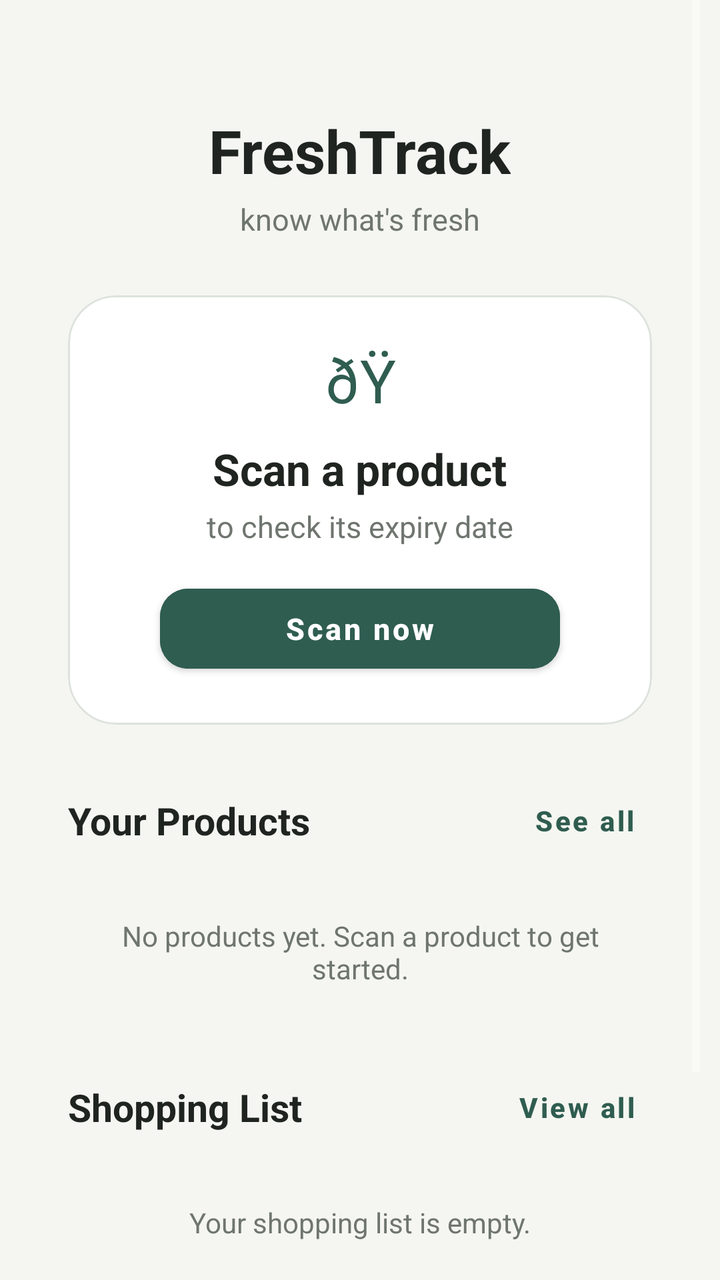
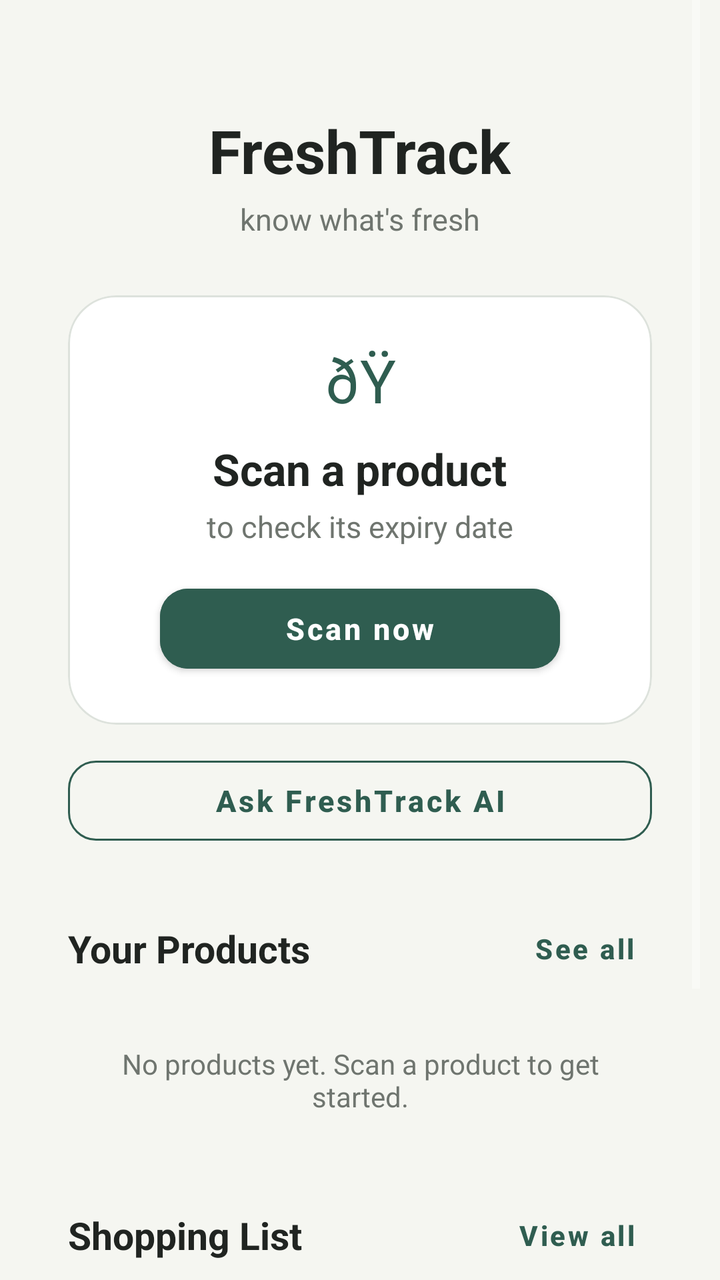

Two renders of the same Android screen: before a commit and after it. Below are the layout's source before the change and the commit's diff.
<!-- AndroidManifest.xml: activity theme Theme.OcrTest -->
<!-- res/layout/activity_main.xml -->
<?xml version="1.0" encoding="utf-8"?>
<FrameLayout
    xmlns:android="http://schemas.android.com/apk/res/android"
    xmlns:app="http://schemas.android.com/apk/res-auto"
    android:layout_width="match_parent"
    android:layout_height="match_parent"
    android:background="@color/background_dark">

    <ScrollView
        android:layout_width="match_parent"
        android:layout_height="match_parent"
        android:layout_marginStart="10dp"
        android:layout_marginEnd="10dp"
        android:background="@color/background_dark"
        android:fillViewport="true">

        <LinearLayout
            android:layout_width="match_parent"
            android:layout_height="wrap_content"
            android:orientation="vertical"
            android:paddingStart="24dp"
            android:paddingTop="55dp"
            android:paddingEnd="24dp"
            android:paddingBottom="32dp">

            
            <TextView
                android:id="@+id/tvAppName"
                android:layout_width="wrap_content"
                android:layout_height="wrap_content"
                android:layout_gravity="center_horizontal"
                android:text="FreshTrack"
                android:textColor="@color/text_primary"
                android:textSize="30sp"
                android:textStyle="bold" />

            
            <TextView
                android:id="@+id/tvSubtitle"
                android:layout_width="wrap_content"
                android:layout_height="wrap_content"
                android:layout_gravity="center_horizontal"
                android:layout_marginTop="4dp"
                android:text="@string/home_subtitle"
                android:textColor="@color/text_secondary"
                android:textSize="15sp" />

            
            <com.google.android.material.card.MaterialCardView
                android:id="@+id/cardScan"
                android:layout_width="match_parent"
                android:layout_height="wrap_content"
                android:layout_marginTop="28dp"
                app:cardBackgroundColor="@color/card_dark"
                app:cardCornerRadius="24dp"
                app:cardElevation="0dp"
                app:strokeColor="@color/border_light"
                app:strokeWidth="1dp">

                <LinearLayout
                    android:layout_width="match_parent"
                    android:layout_height="wrap_content"
                    android:orientation="vertical"
                    android:padding="22dp">

                    <TextView
                        android:layout_width="40dp"
                        android:layout_height="40dp"
                        android:layout_gravity="center_horizontal"
                        android:gravity="center"
                        android:text="ðŸ“·"
                        android:textColor="@color/green_primary"
                        android:textSize="30sp" />

                    <TextView
                        android:layout_width="wrap_content"
                        android:layout_height="wrap_content"
                        android:layout_gravity="center_horizontal"
                        android:layout_marginTop="10dp"
                        android:text="@string/home_scan_title"
                        android:textColor="@color/text_primary"
                        android:textSize="22sp"
                        android:textStyle="bold" />

                    <TextView
                        android:layout_width="wrap_content"
                        android:layout_height="wrap_content"
                        android:layout_gravity="center_horizontal"
                        android:layout_marginTop="4dp"
                        android:text="@string/home_scan_subtitle"
                        android:textColor="@color/text_secondary"
                        android:textSize="15sp" />

                    <com.google.android.material.button.MaterialButton
                        android:id="@+id/btnScanCamera"
                        android:layout_width="200dp"
                        android:layout_height="52dp"
                        android:layout_gravity="center_horizontal"
                        android:layout_marginTop="15dp"
                        android:backgroundTint="@color/green_primary"
                        android:text="@string/home_scan_now"
                        android:textAllCaps="false"
                        android:textColor="@android:color/white"
                        android:textSize="15sp"
                        android:textStyle="bold"
                        app:cornerRadius="14dp" />

                </LinearLayout>
            </com.google.android.material.card.MaterialCardView>

            
            <LinearLayout
                android:layout_width="match_parent"
                android:layout_height="wrap_content"
                android:layout_marginTop="28dp"
                android:gravity="center_vertical"
                android:orientation="horizontal">

                <TextView
                    android:id="@+id/tvProductsTitle"
                    android:layout_width="0dp"
                    android:layout_height="wrap_content"
                    android:layout_weight="1"
                    android:text="Your Products"
                    android:textColor="@color/text_primary"
                    android:textSize="19sp"
                    android:textStyle="bold" />

                <com.google.android.material.button.MaterialButton
                    android:id="@+id/btnMyProducts"
                    android:layout_width="wrap_content"
                    android:layout_height="40dp"
                    android:minWidth="0dp"
                    android:minHeight="0dp"
                    android:insetTop="0dp"
                    android:insetBottom="0dp"
                    android:paddingStart="8dp"
                    android:paddingEnd="8dp"
                    android:text="@string/home_see_all"
                    android:textAllCaps="false"
                    android:textColor="@color/green_primary"
                    android:textSize="14sp"
                    android:textStyle="bold"
                    android:background="@android:color/transparent"
                    app:backgroundTint="@android:color/transparent"
                    app:cornerRadius="12dp"
                    app:elevation="0dp" />

            </LinearLayout>

            
            <LinearLayout
                android:id="@+id/layoutRecentProducts"
                android:layout_width="match_parent"
                android:layout_height="wrap_content"
                android:layout_marginTop="12dp"
                android:orientation="vertical">

                <TextView
                    android:id="@+id/tvRecentProductsEmpty"
                    android:layout_width="match_parent"
                    android:layout_height="wrap_content"
                    android:gravity="center"
                    android:padding="16dp"
                    android:text="No products yet. Scan a product to get started."
                    android:textColor="@color/text_secondary"
                    android:textSize="14sp" />

            </LinearLayout>

            
            <LinearLayout
                android:layout_width="match_parent"
                android:layout_height="wrap_content"
                android:layout_marginTop="24dp"
                android:gravity="center_vertical"
                android:orientation="horizontal">

                <TextView
                    android:id="@+id/tvShoppingListTitle"
                    android:layout_width="0dp"
                    android:layout_height="wrap_content"
                    android:layout_weight="1"
                    android:text="Shopping List"
                    android:textColor="@color/text_primary"
                    android:textSize="19sp"
                    android:textStyle="bold" />

                <com.google.android.material.button.MaterialButton
                    android:id="@+id/btnViewShoppingList"
                    android:layout_width="wrap_content"
                    android:layout_height="40dp"
                    android:minWidth="0dp"
                    android:minHeight="0dp"
                    android:insetTop="0dp"
                    android:insetBottom="0dp"
                    android:paddingStart="8dp"
                    android:paddingEnd="8dp"
                    android:text="View all"
                    android:textAllCaps="false"
                    android:textColor="@color/green_primary"
                    android:textSize="14sp"
                    android:textStyle="bold"
                    android:background="@android:color/transparent"
                    app:backgroundTint="@android:color/transparent"
                    app:cornerRadius="12dp"
                    app:elevation="0dp" />

            </LinearLayout>

            
            <LinearLayout
                android:id="@+id/layoutShoppingPreview"
                android:layout_width="match_parent"
                android:layout_height="wrap_content"
                android:layout_marginTop="12dp"
                android:orientation="vertical">

                <TextView
                    android:id="@+id/tvShoppingListEmpty"
                    android:layout_width="match_parent"
                    android:layout_height="wrap_content"
                    android:gravity="center"
                    android:padding="16dp"
                    android:text="Your shopping list is empty."
                    android:textColor="@color/text_secondary"
                    android:textSize="14sp" />

            </LinearLayout>

            
            <com.google.android.material.button.MaterialButton
                android:id="@+id/btnAddShoppingItem"
                android:layout_width="match_parent"
                android:layout_height="50dp"
                android:layout_marginTop="10dp"
                android:backgroundTint="@color/green_primary"
                android:text="+ Add item"
                android:textAllCaps="false"
                android:textColor="@android:color/white"
                android:textSize="15sp"
                android:textStyle="bold"
                app:cornerRadius="14dp" />

            
            <TextView
                android:id="@+id/tvStatus"
                android:layout_width="match_parent"
                android:layout_height="wrap_content"
                android:layout_marginTop="18dp"
                android:gravity="center"
                android:text=""
                android:textColor="@color/text_secondary"
                android:textSize="13sp" />

        </LinearLayout>
    </ScrollView>

</FrameLayout>
<!-- resources referenced by this layout -->
<resources>
  <color name="background_dark">#F5F6F1</color>
  <color name="border_light">#DDE2DC</color>
  <color name="card_dark">#FFFFFF</color>
  <color name="green_primary">#2F5D50</color>
  <color name="text_primary">#202421</color>
  <color name="text_secondary">#6F756F</color>
  <string name="home_scan_now">Scan now</string>
  <string name="home_scan_subtitle">to check its expiry date</string>
  <string name="home_scan_title">Scan a product</string>
  <string name="home_see_all">See all</string>
  <string name="home_subtitle">know what\'s fresh</string>
  <style name="Theme.OcrTest" parent="Theme.MaterialComponents.NoActionBar">
  
          <item name="colorPrimary">@color/green_primary</item>
          <item name="colorPrimaryVariant">@color/green_primary</item>
          <item name="colorOnPrimary">@color/background_dark</item>
          <item name="colorSecondary">@color/green_primary</item>
          <item name="colorSurface">@color/surface_dark</item>
  
          <item name="android:colorBackground">@color/background_dark</item>
          <item name="android:colorAccent">@color/green_primary</item>
  
          <item name="colorOnSurface">@color/text_primary</item>
  
      </style>
  <color name="surface_dark">#ECEFEA</color>
</resources>

<!-- the commit's change to res/layout/activity_main.xml (unified diff, before → after) -->
@@ -107,6 +107,22 @@
 
                 </LinearLayout>
             </com.google.android.material.card.MaterialCardView>
+
+            
+            <com.google.android.material.button.MaterialButton
+                android:id="@+id/btnAskAi"
+                style="@style/Widget.MaterialComponents.Button.OutlinedButton"
+                android:layout_width="match_parent"
+                android:layout_height="52dp"
+                android:layout_marginTop="12dp"
+                android:text="Ask FreshTrack AI"
+                android:textAllCaps="false"
+                android:textColor="@color/green_primary"
+                android:textSize="15sp"
+                android:textStyle="bold"
+                app:cornerRadius="14dp"
+                app:strokeColor="@color/green_primary"
+                app:strokeWidth="1dp" />
 
             
             <LinearLayout
